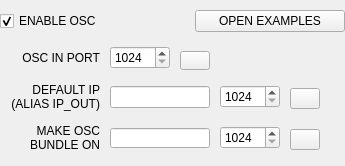
The window that interfaces/interfaceosc.ui (buzzinglight/IanniX) describes before a commit, drawn with Qt 5.
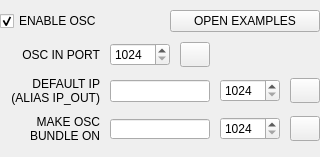
The same window after the commit. Icons and pictures are not drawn.

Patch:
```diff
--- a/interfaces/interfaceosc.ui
+++ b/interfaces/interfaceosc.ui
@@ -6,8 +6,8 @@
    <rect>
     <x>0</x>
     <y>0</y>
-    <width>345</width>
-    <height>166</height>
+    <width>320</width>
+    <height>157</height>
    </rect>
   </property>
   <property name="windowTitle">
@@ -18,7 +18,7 @@
   </property>
   <layout class="QVBoxLayout" name="verticalLayout">
    <property name="spacing">
-    <number>3</number>
+    <number>0</number>
    </property>
    <property name="margin">
     <number>0</number>
@@ -49,7 +49,7 @@
        <property name="sizeHint" stdset="0">
         <size>
          <width>146</width>
-         <height>19</height>
+         <height>5</height>
         </size>
        </property>
       </spacer>
@@ -151,7 +151,7 @@
         <string>Displays a list of applications with their OSC port</string>
        </property>
        <property name="styleSheet">
-        <string notr="true">margin-top: 6px;</string>
+        <string notr="true"/>
        </property>
        <property name="text">
         <string/>
@@ -170,7 +170,7 @@
        <property name="sizeHint" stdset="0">
         <size>
          <width>40</width>
-         <height>20</height>
+         <height>5</height>
         </size>
        </property>
       </spacer>
@@ -276,7 +276,7 @@
         <string>Displays a list of applications with their OSC port</string>
        </property>
        <property name="styleSheet">
-        <string notr="true">margin-top: 4px;</string>
+        <string notr="true"/>
        </property>
        <property name="text">
         <string/>
@@ -295,7 +295,7 @@
        <property name="sizeHint" stdset="0">
         <size>
          <width>37</width>
-         <height>22</height>
+         <height>5</height>
         </size>
        </property>
       </spacer>
@@ -351,7 +351,7 @@
         <string>All the messages matching this IP + port will be packed in an OpenSoundControl bundle</string>
        </property>
        <property name="styleSheet">
-        <string notr="true"/>
+        <string notr="true">margin-top: 0px;</string>
        </property>
        <property name="text">
         <string notr="true"/>
@@ -401,7 +401,7 @@
         <string>Displays a list of applications with their OSC port</string>
        </property>
        <property name="styleSheet">
-        <string notr="true">margin-top: 4px;</string>
+        <string notr="true"/>
        </property>
        <property name="text">
         <string/>
@@ -420,7 +420,7 @@
        <property name="sizeHint" stdset="0">
         <size>
          <width>40</width>
-         <height>20</height>
+         <height>5</height>
         </size>
        </property>
       </spacer>
```
